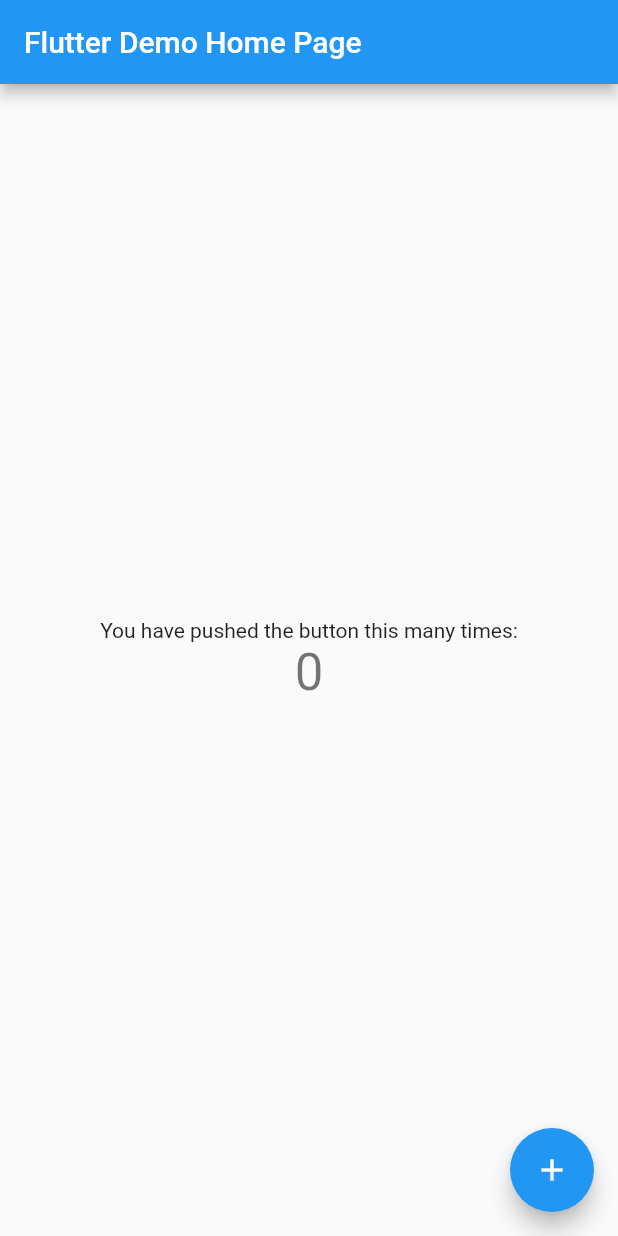
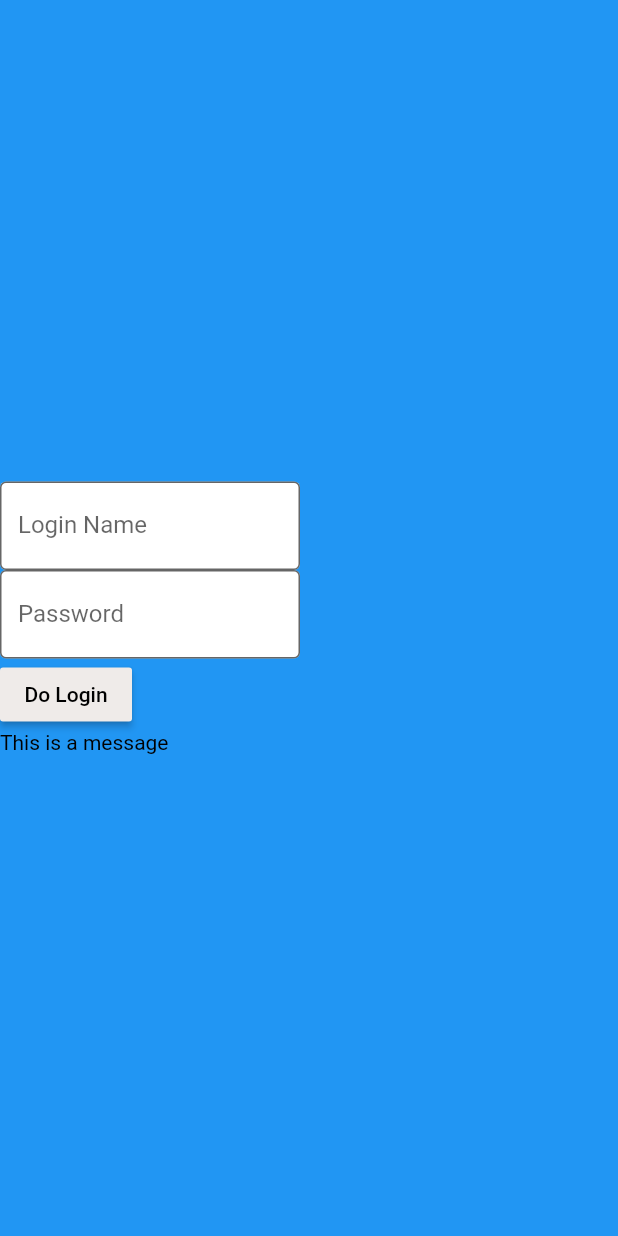
Before and after one commit to vincentv1345/COP4331-Recipe-Book, a Flutter app: the screen it shows after launch, on a phone screen of 412 x 824 dp. Run offline on Flutter 3.47's test engine with Material 2 defaults, Android fonts, the phone set to English and light mode, and no system bars; missing offline and left inert: flutter_app.

Commit message:
Added Code

```diff
--- a/mobile/lib/main.dart
+++ b/mobile/lib/main.dart
@@ -1,30 +1,20 @@
 import 'package:flutter/material.dart';
+import 'package:mobile/routes/routes.dart';
 
 void main() {
-  runApp(const MyApp());
+  runApp(MyApp());
 }
 
 class MyApp extends StatelessWidget {
-  const MyApp({super.key});
-
   // This widget is the root of your application.
   @override
   Widget build(BuildContext context) {
+
     return MaterialApp(
-      title: 'Flutter Demo',
-      theme: ThemeData(
-        // This is the theme of your application.
-        //
-        // Try running your application with "flutter run". You'll see the
-        // application has a blue toolbar. Then, without quitting the app, try
-        // changing the primarySwatch below to Colors.green and then invoke
-        // "hot reload" (press "r" in the console where you ran "flutter run",
-        // or simply save your changes to "hot reload" in a Flutter IDE).
-        // Notice that the counter didn't reset back to zero; the application
-        // is not restarted.
-        primarySwatch: Colors.blue,
-      ),
-      home: const MyHomePage(title: 'Flutter Demo Home Page'),
+      title: '',
+      debugShowCheckedModeBanner: false,
+      theme: ThemeData(),
+      routes: Routes.getroutes,
     );
   }
 }
--- /dev/null
+++ b/mobile/lib/routes/routes.dart
@@ -0,0 +1,15 @@
+import 'package:flutter/material.dart';
+import 'package:mobile/screens/LoginScreen.dart';
+import 'package:mobile/screens/CardsScreen.dart';
+
+class Routes {
+  static const String LOGINSCREEN = '/login';
+  static const String CARDSSCREEN = '/cards';
+
+  // routes of pages in the app
+  static Map<String, Widget Function(BuildContext)> get getroutes => {
+    '/': (context) => LoginScreen(),
+    LOGINSCREEN: (context) => LoginScreen(),
+    CARDSSCREEN: (context) => CardsScreen(),
+  };
+}
--- /dev/null
+++ b/mobile/lib/screens/LoginScreen.dart
@@ -0,0 +1,223 @@
+import 'package:flutter/material.dart';
+import 'package:flutter_app/utils/getAPI.dart';
+import 'dart:convert';
+import '../utils/getAPI.dart';
+
+String message = "This is a message", newMessageText = '';
+
+String loginName = '', password = '';
+
+
+
+class GlobalData
+{
+static int userId = 0;
+static String firstName = '';
+static String lastName = '';
+static String loginName = '';
+static String password = '';
+}
+
+
+class LoginScreen extends StatefulWidget {
+  @override
+  _LoginScreenState createState() => _LoginScreenState();
+}
+
+class _LoginScreenState extends State<LoginScreen> {
+  @override
+  void initState() {
+    super.initState();
+  }
+
+
+
+  @override
+  Widget build(BuildContext context) {
+    return Scaffold(
+      backgroundColor: Colors.blue,
+      body: MainPage(),
+    );
+  }
+}
+
+
+
+
+
+class MainPage extends StatefulWidget {
+  @override
+  _MainPageState createState() => _MainPageState();
+}
+
+class _MainPageState extends State<MainPage> {
+
+  changeText() {
+    setState(() {
+      message = newMessageText;
+    });
+  }
+
+  @override
+  void initState() {
+    super.initState();
+  }
+
+
+  /* Two Buttons Example
+  @override
+  Widget build(BuildContext context) {
+    return Container(
+        child:
+            Column(
+              children: [
+                MaterialButton(
+                    child: Text('Do Login',style: TextStyle(fontSize: 14 ,color:Colors.black)),
+                    onPressed: ()
+                    {
+                      Navigator.pushNamed(context, '/cards');
+                    },
+                    color:Colors.brown[50],
+                    textColor: Colors.black,
+                    padding: EdgeInsets.all(2.0),
+                    splashColor: Colors.grey[100]
+                ),
+                MaterialButton(
+                    child: Text('To Login',style: TextStyle(fontSize: 14 ,color:Colors.black)),
+                    onPressed: ()
+                    {
+                      Navigator.pushNamed(context, '/login');
+                    },
+                    color:Colors.brown[50],
+                    textColor: Colors.black,
+                    padding: EdgeInsets.all(2.0),
+                    splashColor: Colors.grey[100]
+                )
+
+
+
+
+
+
+              ],
+            )
+
+    );
+  }
+*/
+
+  @override
+  Widget build(BuildContext context) {
+    return Container(
+        width: 200,
+        child:
+        Column(
+          mainAxisAlignment: MainAxisAlignment.center, //Center Column contents vertically,
+          crossAxisAlignment: CrossAxisAlignment.center, //Center Column contents horizontal
+          children: <Widget>[
+            Row(
+                children: <Widget>[
+                  Container(
+                    width: 200,
+                    child:
+                    TextField (
+                      decoration: InputDecoration(
+                          filled: true,
+                          fillColor: Colors.white,
+                          border: OutlineInputBorder(),
+                          labelText: 'Login Name',
+                          hintText: 'Enter Your Login Name',
+
+                      ),
+                      onChanged: (text) {
+                        loginName = text;
+                      },
+                    ),
+                  ),
+                ]
+            ),
+            Row(
+                children: <Widget>[
+                  Container(
+                    width: 200,
+                    child:
+                    TextField (
+                      obscureText: true,
+                      decoration: InputDecoration(
+                          filled: true,
+                          fillColor: Colors.white,
+                          border: OutlineInputBorder(),
+                          labelText: 'Password',
+                          hintText: 'Enter Your Password'
+                      ),
+                      onChanged: (text) {
+                        password = text;
+                      },
+
+                    ),
+                  ),
+                ]
+            ),
+            Row(
+              children: <Widget>[
+                MaterialButton(
+                    child: Text('Do Login',style: TextStyle(fontSize: 14 ,color:Colors.black)),
+                    onPressed: () async
+                    {
+                      newMessageText = "";
+                      changeText();
+
+                      String payload = '{"login":"' + loginName.trim() + '","password":"' + password.trim() + '"}';
+                      var userId = -1;
+                      var jsonObject;
+
+                      try
+                      {
+                        String url = 'https://cop4331-10.herokuapp.com/api/login';
+                        String ret = await CardsData.getJson(url, payload);
+                        jsonObject = json.decode(ret);
+                        userId = jsonObject["id"];
+                      }
+                      catch(e)
+                      {
+                        newMessageText = e.message;
+                        changeText();
+                        return;
+                      }
+                      if( userId <= 0 )
+                      {
+                        newMessageText = "Incorrect Login/Password";
+                        changeText();
+                      }
+                      else
+                      {
+                        GlobalData.userId = userId;
+                        GlobalData.firstName = jsonObject["firstName"];
+                        GlobalData.lastName = jsonObject["lastName"];
+                        GlobalData.loginName = loginName;
+                        GlobalData.password = password;
+                        Navigator.pushNamed(context, '/cards');
+                      }
+                    },
+
+                    color:Colors.brown[50],
+                    textColor: Colors.black,
+                    padding: EdgeInsets.all(2.0),
+                    splashColor: Colors.grey[100]
+                )
+              ],
+            ),
+            Row(
+              children: <Widget>[
+                Text('$message',style: TextStyle(fontSize: 14 ,color:Colors.black)),
+              ],
+            )
+          ],
+        )
+    );
+  }
+
+
+
+
+}
```
Also changed, not shown: mobile/lib/screens/CardsScreen.dart (added, +261 -0 lines), mobile/lib/utils/getAPI.dart (added, +32 -0 lines), 1 other file.
